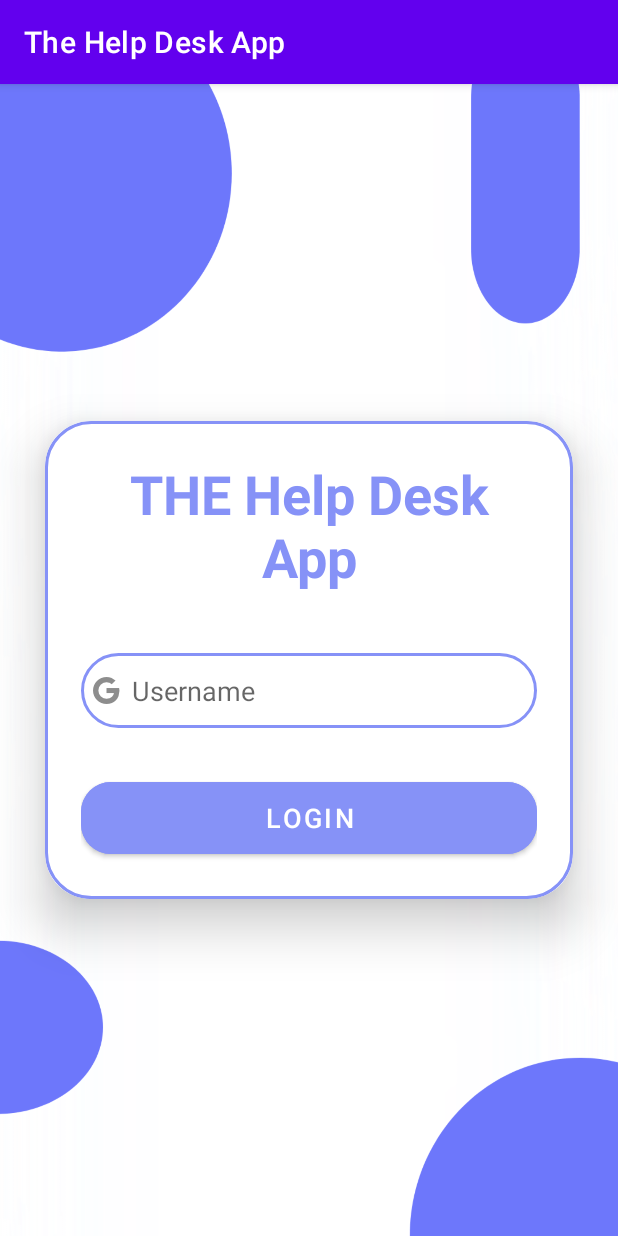
After one commit to jamu544/help_desk, an Android app: the LoginActvity screen opened directly, with no data from a screen before it, on a phone screen of 412 x 824 dp. The commit adds this screen. Run offline under Robolectric (Android 15) with nearby library versions, the phone set to English and light mode, and no system bars.

Commit message:
created login screen

```diff
--- /dev/null
+++ b/app/src/main/java/com/jamsand/thehelpdeskapp/LoginActvity.kt
@@ -0,0 +1,18 @@
+package com.jamsand.thehelpdeskapp
+
+import android.os.Bundle
+import androidx.activity.enableEdgeToEdge
+import androidx.appcompat.app.AppCompatActivity
+import androidx.core.view.ViewCompat
+import androidx.core.view.WindowInsetsCompat
+
+class LoginActvity : AppCompatActivity() {
+
+    //private lateinit var  binding:
+    override fun onCreate(savedInstanceState: Bundle?) {
+        super.onCreate(savedInstanceState)
+
+        setContentView(R.layout.login_actvity)
+
+    }
+}
--- /dev/null
+++ b/app/src/main/res/drawable/custom_edittext.xml
@@ -0,0 +1,9 @@
+<?xml version="1.0" encoding="utf-8"?>
+<shape xmlns:android="http://schemas.android.com/apk/res/android"
+    android:shape="rectangle">
+    <stroke
+        android:width="2dp"
+        android:color="@color/help_desk_purple"/>
+    <corners
+        android:radius="30dp"/>
+</shape>
--- /dev/null
+++ b/app/src/main/res/layout/login_actvity.xml
@@ -0,0 +1,58 @@
+<?xml version="1.0" encoding="utf-8"?>
+<LinearLayout
+    xmlns:android="http://schemas.android.com/apk/res/android"
+    xmlns:app="http://schemas.android.com/apk/res-auto"
+    xmlns:tools="http://schemas.android.com/tools"
+    android:layout_width="match_parent"
+    android:layout_height="match_parent"
+    android:orientation="vertical"
+    android:gravity="center"
+    android:background="@drawable/help_desk_login"
+    tools:context=".LoginActvity">
+
+    <androidx.cardview.widget.CardView
+        android:layout_width="match_parent"
+        android:layout_height="wrap_content"
+        android:layout_margin="30dp"
+        app:cardCornerRadius="30dp"
+        app:cardElevation="20dp">
+        <LinearLayout
+            android:layout_width="match_parent"
+            android:layout_height="wrap_content"
+            android:orientation="vertical"
+            android:layout_gravity="center_horizontal"
+            android:padding="24dp"
+            android:background="@drawable/custom_edittext">
+            <TextView
+                android:layout_width="match_parent"
+                android:layout_height="wrap_content"
+                android:text="THE Help Desk App"
+                android:id="@+id/loginText"
+                android:textSize="36sp"
+                android:textAlignment="center"
+                android:textStyle="bold"
+                android:textColor="@color/help_desk_purple"/>
+            <EditText
+                android:layout_width="match_parent"
+                android:layout_height="50dp"
+                android:id="@+id/username"
+                android:background="@drawable/custom_edittext"
+                android:layout_marginTop="40dp"
+                android:padding="8dp"
+                android:hint="Username"
+                android:drawableLeft="@drawable/googleg_disabled_color_18"
+                android:textColor="@color/black"
+                android:drawablePadding="8dp"/>
+            <Button
+                android:layout_width="match_parent"
+                android:layout_height="60dp"
+                android:text="Login"
+                android:id="@+id/loginButton"
+                android:textSize="18sp"
+                android:layout_marginTop="30dp"
+                android:backgroundTint="@color/help_desk_purple"
+                app:cornerRadius = "20dp"/>
+
+        </LinearLayout>
+    </androidx.cardview.widget.CardView>
+</LinearLayout>
--- a/app/src/main/res/values/colors.xml
+++ b/app/src/main/res/values/colors.xml
@@ -7,4 +7,5 @@
     <color name="teal_700">#FF018786</color>
     <color name="black">#FF000000</color>
     <color name="white">#FFFFFFFF</color>
+    <color name="help_desk_purple">#8692f7</color>
 </resources>
```
Also changed, not shown: app/build.gradle (+20 -0 lines), app/src/main/AndroidManifest.xml (+7 -3 lines), app/src/main/java/com/jamsand/thehelpdeskapp/MainActivity.kt (+69 -2 lines), app/src/main/res/drawable/help_desk_login.png (added), 1 other file.
